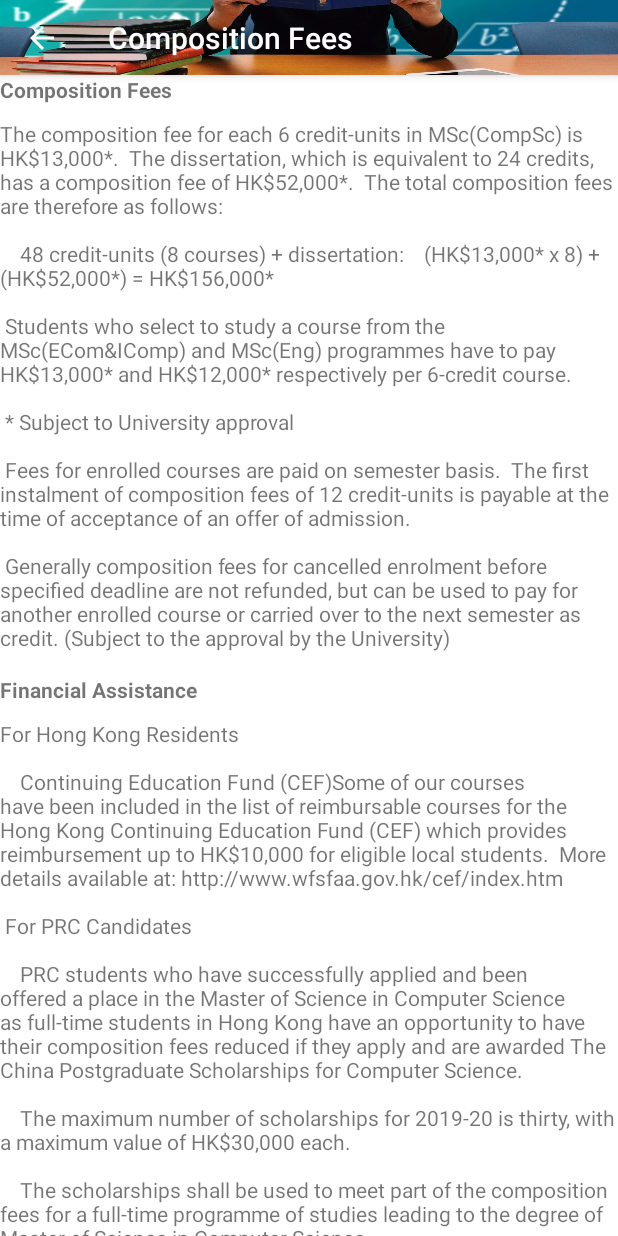
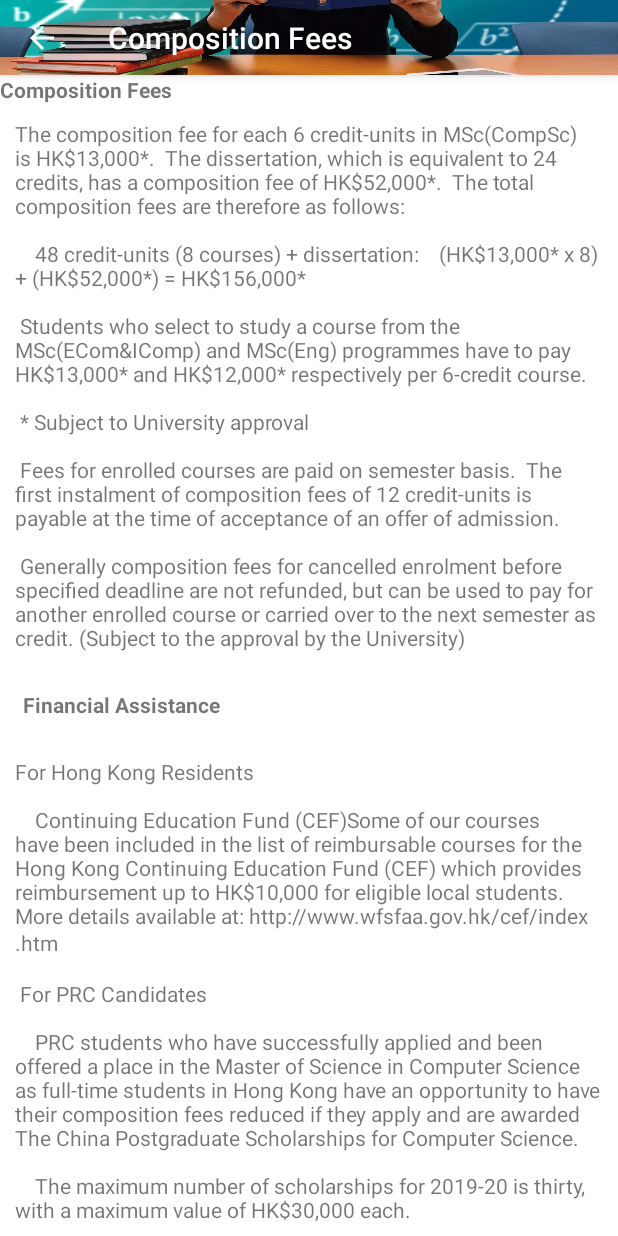
Before and after one commit to SmartPhoneGroup14/MSc, an Android app: the fragment FragmentFees placed in its activity, on a phone screen of 412 x 824 dp. Run offline under Robolectric (Android 15) with nearby library versions, the phone set to English and light mode, and no system bars; libraries missing offline, so code that uses them is left out: com.bigkoo.convenientbanner; 5 statements that could not run were skipped.

Commit message:
update layouts

```diff
--- a/app/src/main/res/layout/fragment_fees.xml
+++ b/app/src/main/res/layout/fragment_fees.xml
@@ -42,19 +42,19 @@
             <TextView
                 android:layout_width="match_parent"
                 android:layout_height="wrap_content"
-                android:layout_marginTop="10dp"
+                android:layout_margin="10dp"
                 android:text="@string/Composition_Fees"/>
 
             <TextView
                 android:layout_width="match_parent"
                 android:layout_height="wrap_content"
-                android:layout_marginTop="15dp"
+                android:layout_margin="15dp"
                 android:textStyle="bold"
                 android:text="Financial Assistance"/>
             <TextView
                 android:layout_width="match_parent"
                 android:layout_height="wrap_content"
-                android:layout_marginTop="10dp"
+                android:layout_margin="10dp"
                 android:text="@string/Financial_Assistance"/>
         </LinearLayout>
     </android.support.v4.widget.NestedScrollView>
--- a/app/src/main/res/layout/fragment_overview.xml
+++ b/app/src/main/res/layout/fragment_overview.xml
@@ -50,7 +50,7 @@
             <TextView
                 android:layout_width="match_parent"
                 android:layout_height="wrap_content"
-                android:layout_marginTop="15dp"
+                android:layout_margin="15dp"
                 android:textStyle="bold"
                 android:text="Stream of Study"/>
             <TextView
--- a/app/src/main/res/layout/fragment_schedule.xml
+++ b/app/src/main/res/layout/fragment_schedule.xml
@@ -41,19 +41,19 @@
             <TextView
                 android:layout_width="match_parent"
                 android:layout_height="wrap_content"
-                android:layout_marginTop="10dp"
+                android:layout_margin="10dp"
                 android:text="@string/duration_of_study"/>
 
             <TextView
                 android:layout_width="match_parent"
                 android:layout_height="wrap_content"
-                android:layout_marginTop="15dp"
+                android:layout_margin="15dp"
                 android:textStyle="bold"
                 android:text="Class Schedule"/>
             <TextView
                 android:layout_width="match_parent"
                 android:layout_height="wrap_content"
-                android:layout_marginTop="10dp"
+                android:layout_margin="10dp"
                 android:text="@string/class_schedule"/>
         </LinearLayout>
     </android.support.v4.widget.NestedScrollView>
```
